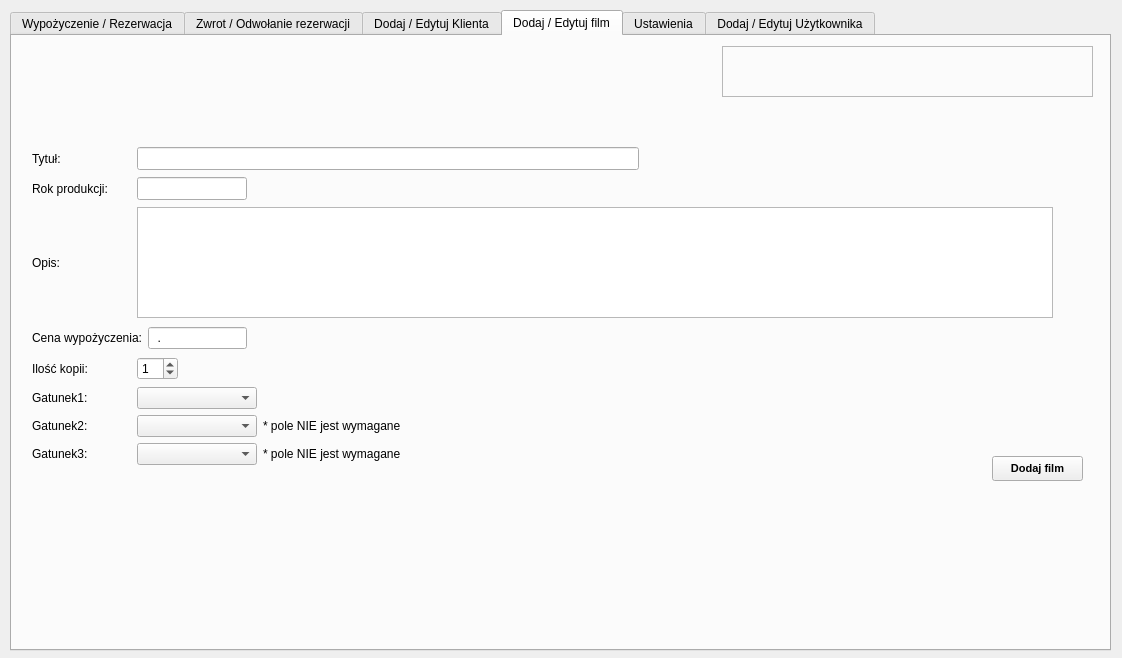
First picture: the form in RentDVD/wypozyczalnia.ui, repository ekspensum/CPP_Projects, before the edit.
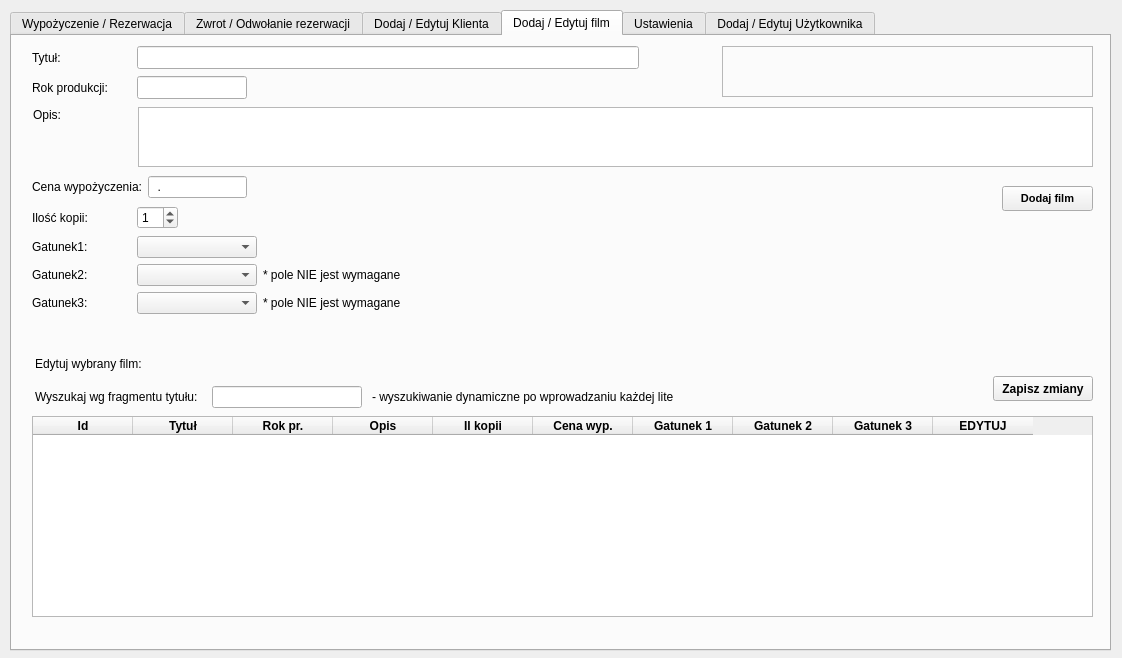
Second picture: the form after the edit. The open tabs and pages were chosen to show the change.

Commit message: edycja filmu, poprawki

What changed in the file:
```diff
--- a/RentDVD/wypozyczalnia.ui
+++ b/RentDVD/wypozyczalnia.ui
@@ -1863,8 +1863,8 @@
     <widget class="QPushButton" name="pushButtonDodajFilm">
      <property name="geometry">
       <rect>
-       <x>980</x>
-       <y>420</y>
+       <x>990</x>
+       <y>150</y>
        <width>91</width>
        <height>25</height>
       </rect>
@@ -1922,7 +1922,7 @@
      <property name="geometry">
       <rect>
        <x>20</x>
-       <y>110</y>
+       <y>9</y>
        <width>607</width>
        <height>26</height>
       </rect>
@@ -1970,7 +1970,7 @@
      <property name="geometry">
       <rect>
        <x>20</x>
-       <y>140</y>
+       <y>39</y>
        <width>215</width>
        <height>26</height>
       </rect>
@@ -2028,7 +2028,7 @@
      <property name="geometry">
       <rect>
        <x>20</x>
-       <y>320</y>
+       <y>169</y>
        <width>198</width>
        <height>25</height>
       </rect>
@@ -2079,7 +2079,7 @@
      <property name="geometry">
       <rect>
        <x>20</x>
-       <y>351</y>
+       <y>200</y>
        <width>384</width>
        <height>80</height>
       </rect>
@@ -2235,7 +2235,7 @@
      <property name="geometry">
       <rect>
        <x>20</x>
-       <y>290</y>
+       <y>139</y>
        <width>215</width>
        <height>24</height>
       </rect>
@@ -2260,39 +2260,230 @@
       </item>
      </layout>
     </widget>
-    <widget class="QWidget" name="layoutWidget10">
+    <widget class="QTableWidget" name="tableWidgetWyszukajFilmEdycja">
      <property name="geometry">
       <rect>
        <x>20</x>
-       <y>171</y>
-       <width>1021</width>
-       <height>111</height>
+       <y>380</y>
+       <width>1061</width>
+       <height>201</height>
       </rect>
      </property>
-     <layout class="QGridLayout" name="gridLayout_5">
-      <item row="0" column="0">
-       <widget class="QLabel" name="label_9">
-        <property name="minimumSize">
-         <size>
-          <width>99</width>
-          <height>0</height>
-         </size>
-        </property>
-        <property name="text">
-         <string>Opis:</string>
-        </property>
-       </widget>
-      </item>
-      <item row="0" column="1">
-       <widget class="QPlainTextEdit" name="plainTextEditOpis">
-        <property name="font">
-         <font>
-          <pointsize>10</pointsize>
-         </font>
-        </property>
-       </widget>
-      </item>
-     </layout>
+     <column>
+      <property name="text">
+       <string>Id</string>
+      </property>
+      <property name="font">
+       <font>
+        <weight>75</weight>
+        <bold>true</bold>
+       </font>
+      </property>
+     </column>
+     <column>
+      <property name="text">
+       <string>Tytuł</string>
+      </property>
+      <property name="font">
+       <font>
+        <weight>75</weight>
+        <bold>true</bold>
+       </font>
+      </property>
+     </column>
+     <column>
+      <property name="text">
+       <string>Rok pr.</string>
+      </property>
+      <property name="font">
+       <font>
+        <weight>75</weight>
+        <bold>true</bold>
+       </font>
+      </property>
+     </column>
+     <column>
+      <property name="text">
+       <string>Opis</string>
+      </property>
+      <property name="font">
+       <font>
+        <weight>75</weight>
+        <bold>true</bold>
+       </font>
+      </property>
+     </column>
+     <column>
+      <property name="text">
+       <string>Il kopii</string>
+      </property>
+      <property name="font">
+       <font>
+        <weight>75</weight>
+        <bold>true</bold>
+       </font>
+      </property>
+     </column>
+     <column>
+      <property name="text">
+       <string>Cena wyp.</string>
+      </property>
+      <property name="font">
+       <font>
+        <weight>75</weight>
+        <bold>true</bold>
+       </font>
+      </property>
+     </column>
+     <column>
+      <property name="text">
+       <string>Gatunek 1</string>
+      </property>
+      <property name="font">
+       <font>
+        <weight>75</weight>
+        <bold>true</bold>
+       </font>
+      </property>
+     </column>
+     <column>
+      <property name="text">
+       <string>Gatunek 2</string>
+      </property>
+      <property name="font">
+       <font>
+        <weight>75</weight>
+        <bold>true</bold>
+       </font>
+      </property>
+     </column>
+     <column>
+      <property name="text">
+       <string>Gatunek 3</string>
+      </property>
+      <property name="font">
+       <font>
+        <weight>75</weight>
+        <bold>true</bold>
+       </font>
+      </property>
+     </column>
+     <column>
+      <property name="text">
+       <string>EDYTUJ</string>
+      </property>
+      <property name="font">
+       <font>
+        <weight>75</weight>
+        <bold>true</bold>
+       </font>
+      </property>
+     </column>
+    </widget>
+    <widget class="QPushButton" name="pushButtonEdytujFilm">
+     <property name="geometry">
+      <rect>
+       <x>981</x>
+       <y>340</y>
+       <width>100</width>
+       <height>25</height>
+      </rect>
+     </property>
+     <property name="font">
+      <font>
+       <weight>75</weight>
+       <bold>true</bold>
+      </font>
+     </property>
+     <property name="text">
+      <string>Zapisz zmiany</string>
+     </property>
+    </widget>
+    <widget class="QLabel" name="label_50">
+     <property name="geometry">
+      <rect>
+       <x>360</x>
+       <y>350</y>
+       <width>301</width>
+       <height>22</height>
+      </rect>
+     </property>
+     <property name="text">
+      <string>- wyszukiwanie dynamiczne po wprowadzaniu każdej litery</string>
+     </property>
+    </widget>
+    <widget class="QLabel" name="label_51">
+     <property name="geometry">
+      <rect>
+       <x>23</x>
+       <y>320</y>
+       <width>141</width>
+       <height>16</height>
+      </rect>
+     </property>
+     <property name="text">
+      <string>Edytuj wybrany film:</string>
+     </property>
+    </widget>
+    <widget class="QLabel" name="label_52">
+     <property name="geometry">
+      <rect>
+       <x>23</x>
+       <y>350</y>
+       <width>171</width>
+       <height>22</height>
+      </rect>
+     </property>
+     <property name="text">
+      <string>Wyszukaj wg fragmentu tytułu:</string>
+     </property>
+     <property name="buddy">
+      <cstring>lineEditOpisWyszukaj</cstring>
+     </property>
+    </widget>
+    <widget class="QLineEdit" name="lineEditTytulWyszukajEdytuj">
+     <property name="geometry">
+      <rect>
+       <x>200</x>
+       <y>350</y>
+       <width>150</width>
+       <height>22</height>
+      </rect>
+     </property>
+     <property name="minimumSize">
+      <size>
+       <width>150</width>
+       <height>0</height>
+      </size>
+     </property>
+    </widget>
+    <widget class="QLabel" name="label_9">
+     <property name="geometry">
+      <rect>
+       <x>21</x>
+       <y>71</y>
+       <width>99</width>
+       <height>16</height>
+      </rect>
+     </property>
+     <property name="text">
+      <string>Opis:</string>
+     </property>
+    </widget>
+    <widget class="QPlainTextEdit" name="plainTextEditOpis">
+     <property name="geometry">
+      <rect>
+       <x>126</x>
+       <y>71</y>
+       <width>955</width>
+       <height>60</height>
+      </rect>
+     </property>
+     <property name="font">
+      <font>
+       <pointsize>10</pointsize>
+      </font>
+     </property>
     </widget>
    </widget>
    <widget class="QWidget" name="tabUstawienia">
```
Left out of the diff: 4 changed lines with no effect on the pictures. The commit also changes 9 other files.
